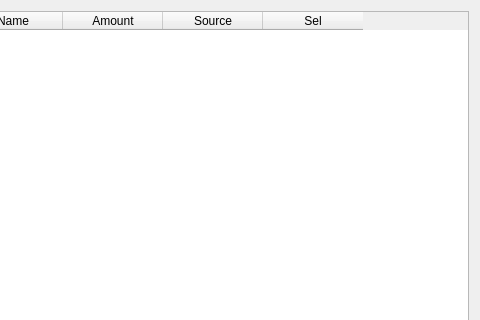
Before: the Qt Designer form Resort/dlgtaxback.ui in End1-1/Resort, drawn with Qt 5; both pictures show x 149 to 629 and y 0 to 320 of the 629 by 690 pixel window.
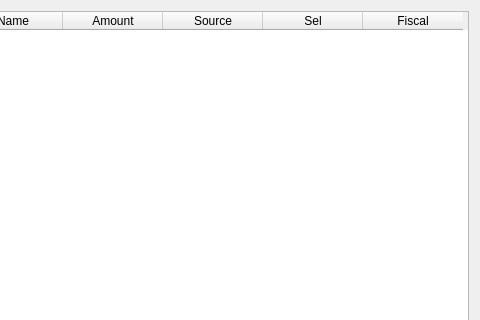
After: the same form once the commit is applied. Custom widgets are drawn as their Qt base class.

```diff
--- a/Resort/dlgtaxback.ui
+++ b/Resort/dlgtaxback.ui
@@ -41,6 +41,11 @@
        <string>Sel</string>
       </property>
      </column>
+     <column>
+      <property name="text">
+       <string>Fiscal</string>
+      </property>
+     </column>
     </widget>
    </item>
    <item>
```
